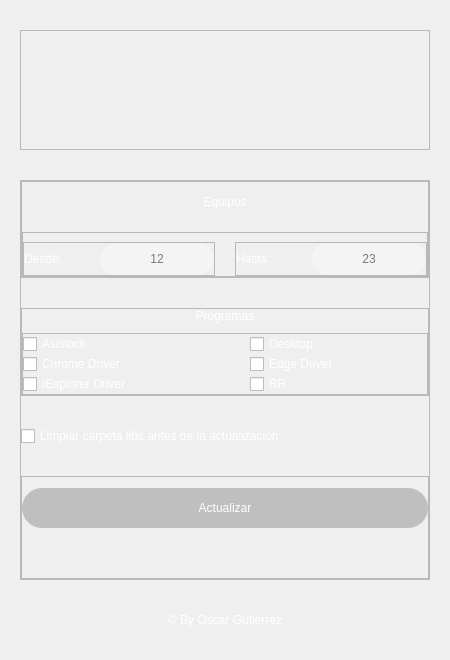
oscarfgutierrezo/actualizar_asislock, file menu/menu.ui: the form before one commit.
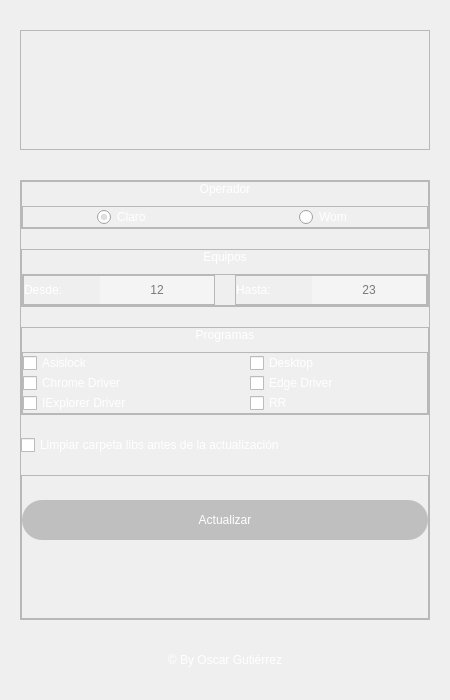
The form after the commit. Icons and pictures are not drawn.

Commit message: Add: actualizacion libs segun operador

Patch:
```diff
--- a/menu/menu.ui
+++ b/menu/menu.ui
@@ -7,19 +7,25 @@
     <x>0</x>
     <y>0</y>
     <width>450</width>
-    <height>660</height>
+    <height>700</height>
    </rect>
   </property>
+  <property name="sizePolicy">
+   <sizepolicy hsizetype="Preferred" vsizetype="Maximum">
+    <horstretch>0</horstretch>
+    <verstretch>0</verstretch>
+   </sizepolicy>
+  </property>
   <property name="minimumSize">
    <size>
     <width>450</width>
-    <height>660</height>
+    <height>700</height>
    </size>
   </property>
   <property name="maximumSize">
    <size>
     <width>450</width>
-    <height>660</height>
+    <height>700</height>
    </size>
   </property>
   <property name="windowTitle">
@@ -80,7 +86,7 @@
      <widget class="QFrame" name="form">
       <property name="styleSheet">
        <string notr="true">QLineEdit {
-padding: 8px;
+padding: 6px;
 background-color: rgba(255, 255, 255, 30%);
 border-radius: 16px;
 font: 12pt &quot;Arial&quot;;
@@ -96,6 +102,11 @@
 color: rgb(255, 255, 255);
 }
 
+QCheckBox[enabled=&quot;false&quot;] {
+font: 14pt &quot;Arial&quot;;
+color: rgba(255, 255, 255, 30%);
+}
+
 QPushButton {
 padding: 10px;
 background-color: rgba(255, 255, 255, 30%);
@@ -107,6 +118,11 @@
 
 QPushButton:hover {
 background-color: rgba(0, 0, 0, 30%);
+}
+
+QRadioButton {
+font: 14pt &quot;Arial&quot;;
+color: rgb(255, 255, 255);
 }</string>
       </property>
       <property name="frameShape">
@@ -117,7 +133,7 @@
       </property>
       <layout class="QVBoxLayout" name="verticalLayout_2">
        <property name="spacing">
-        <number>30</number>
+        <number>20</number>
        </property>
        <property name="leftMargin">
         <number>0</number>
@@ -131,6 +147,102 @@
        <property name="bottomMargin">
         <number>0</number>
        </property>
+       <item>
+        <widget class="QFrame" name="operadores">
+         <property name="sizePolicy">
+          <sizepolicy hsizetype="Preferred" vsizetype="Maximum">
+           <horstretch>0</horstretch>
+           <verstretch>0</verstretch>
+          </sizepolicy>
+         </property>
+         <property name="minimumSize">
+          <size>
+           <width>0</width>
+           <height>0</height>
+          </size>
+         </property>
+         <property name="frameShape">
+          <enum>QFrame::StyledPanel</enum>
+         </property>
+         <property name="frameShadow">
+          <enum>QFrame::Raised</enum>
+         </property>
+         <layout class="QVBoxLayout" name="verticalLayout_5">
+          <property name="spacing">
+           <number>10</number>
+          </property>
+          <property name="leftMargin">
+           <number>0</number>
+          </property>
+          <property name="topMargin">
+           <number>0</number>
+          </property>
+          <property name="rightMargin">
+           <number>0</number>
+          </property>
+          <property name="bottomMargin">
+           <number>0</number>
+          </property>
+          <item>
+           <widget class="QLabel" name="operadoresTitulo">
+            <property name="styleSheet">
+             <string notr="true">font: 22pt &quot;Arial&quot;;</string>
+            </property>
+            <property name="text">
+             <string>Operador</string>
+            </property>
+            <property name="alignment">
+             <set>Qt::AlignCenter</set>
+            </property>
+           </widget>
+          </item>
+          <item>
+           <widget class="QFrame" name="operadoresOpciones">
+            <property name="frameShape">
+             <enum>QFrame::StyledPanel</enum>
+            </property>
+            <property name="frameShadow">
+             <enum>QFrame::Raised</enum>
+            </property>
+            <layout class="QHBoxLayout" name="horizontalLayout_5">
+             <property name="spacing">
+              <number>0</number>
+             </property>
+             <property name="leftMargin">
+              <number>0</number>
+             </property>
+             <property name="topMargin">
+              <number>0</number>
+             </property>
+             <property name="rightMargin">
+              <number>0</number>
+             </property>
+             <property name="bottomMargin">
+              <number>0</number>
+             </property>
+             <item alignment="Qt::AlignHCenter">
+              <widget class="QRadioButton" name="claro_btn">
+               <property name="text">
+                <string>Claro</string>
+               </property>
+               <property name="checked">
+                <bool>true</bool>
+               </property>
+              </widget>
+             </item>
+             <item alignment="Qt::AlignHCenter">
+              <widget class="QRadioButton" name="wom_btn">
+               <property name="text">
+                <string>Wom</string>
+               </property>
+              </widget>
+             </item>
+            </layout>
+           </widget>
+          </item>
+         </layout>
+        </widget>
+       </item>
        <item>
         <widget class="QFrame" name="equipos">
          <property name="sizePolicy">
@@ -163,10 +275,16 @@
           </property>
           <item>
            <widget class="QLabel" name="equiposTitulo">
+            <property name="sizePolicy">
+             <sizepolicy hsizetype="Preferred" vsizetype="Maximum">
+              <horstretch>0</horstretch>
+              <verstretch>0</verstretch>
+             </sizepolicy>
+            </property>
             <property name="minimumSize">
              <size>
               <width>0</width>
-              <height>40</height>
+              <height>0</height>
              </size>
             </property>
             <property name="maximumSize">
@@ -202,6 +320,9 @@
              <property name="leftMargin">
               <number>0</number>
              </property>
+             <property name="topMargin">
+              <number>0</number>
+             </property>
              <property name="rightMargin">
               <number>0</number>
              </property>
@@ -535,7 +656,7 @@
          </layout>
         </widget>
        </item>
-       <item>
+       <item alignment="Qt::AlignHCenter">
         <widget class="QCheckBox" name="limpiarLibs_check">
          <property name="sizePolicy">
           <sizepolicy hsizetype="Minimum" vsizetype="Fixed">
```
Left out of the diff: 6 changed lines with no effect on the pictures. The commit also changes 2 other files.
